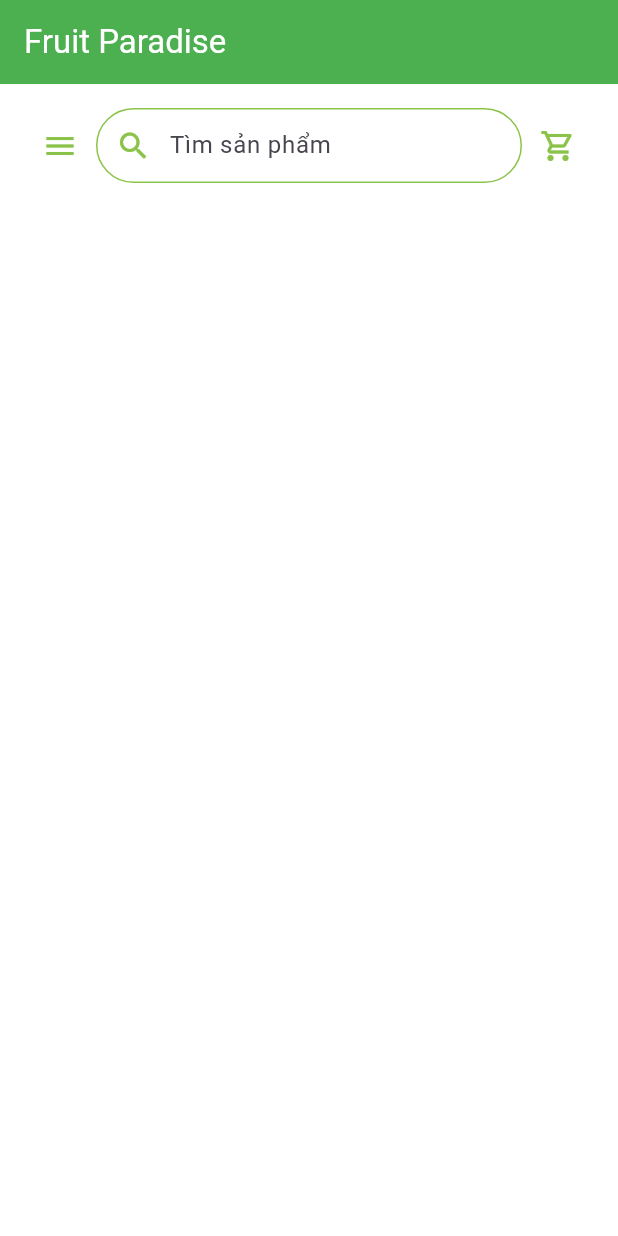
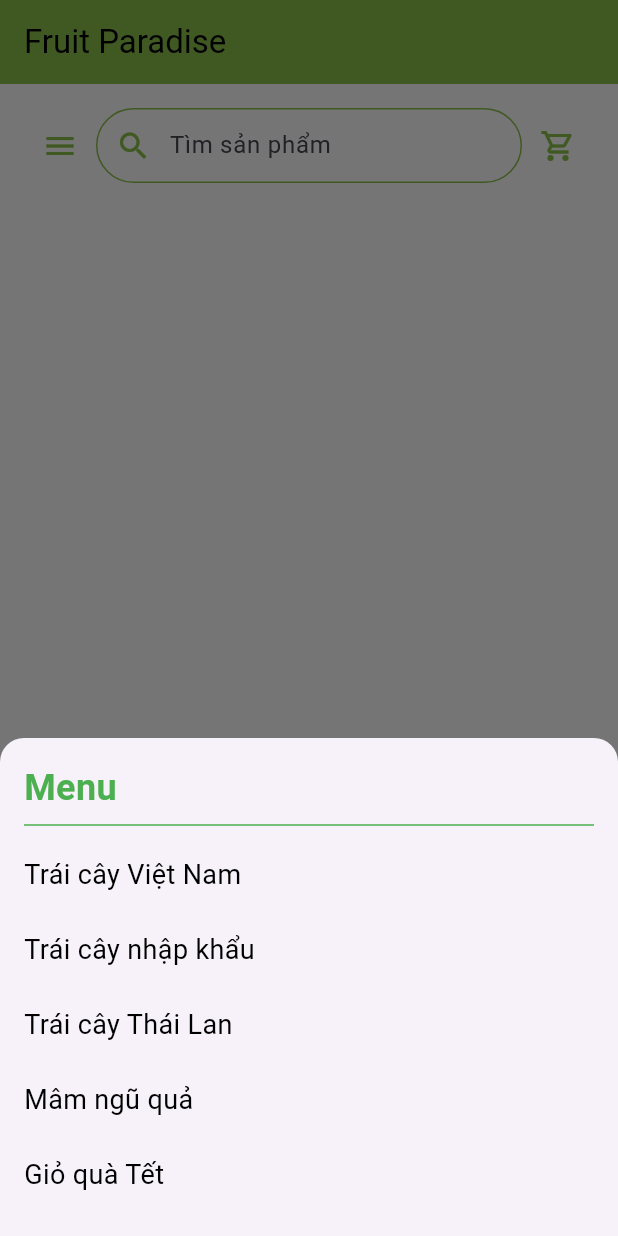
Before and after one commit to ngphna/DAmonhoc, a Flutter app: the Trangchu screen opened directly, after a tap on the "menu" icon, on a phone screen of 412 x 824 dp. Run offline on Flutter 3.47's test engine with Material 3 defaults, Android fonts, the phone set to English and light mode, and no system bars.

Commit message:
chuyen man hinh

```diff
--- a/lib/main.dart
+++ b/lib/main.dart
@@ -12,6 +12,7 @@ class MainApp extends StatelessWidget {
   @override
   Widget build(BuildContext context) {
     return MaterialApp(
+      debugShowCheckedModeBanner:  false,
       initialRoute: '/DangNhap',
       routes: {
         '/DangNhap':(context)=> DangNhap(),
--- /dev/null
+++ b/lib/menu.dart
@@ -0,0 +1,40 @@
+import 'package:flutter/material.dart';
+
+Widget buildMenu() {
+  return Padding(
+    padding: const EdgeInsets.all(16.0),
+    child: Column(
+      mainAxisSize: MainAxisSize.min,
+      crossAxisAlignment: CrossAxisAlignment.start,
+      children: [
+        Text(
+          "Menu",
+          style: TextStyle(fontSize: 24, fontWeight: FontWeight.bold, color: Colors.green),
+        ),
+        Divider(color: Colors.green),
+        buildMenuItem("Trái cây Việt Nam"),
+        buildMenuItem("Trái cây nhập khẩu"),
+        buildMenuItem("Trái cây Thái Lan"),
+        buildMenuItem("Mâm ngũ quả"),
+        buildMenuItem("Giỏ quà Tết"),
+      ],
+    ),
+  );
+}
+
+Widget buildMenuItem(String title) {
+  return InkWell(
+    onTap: () {
+      // Xử lý sự kiện khi chọn item menu
+      print("Bạn chọn $title");
+      //Navigator.pop(context);
+    },
+    child: Padding(
+      padding: const EdgeInsets.symmetric(vertical: 12.0),
+      child: Text(
+        title,
+        style: TextStyle(fontSize: 18, color: Colors.black),
+      ),
+    ),
+  );
+}
--- a/lib/trangchu.dart
+++ b/lib/trangchu.dart
@@ -1,3 +1,5 @@
+import 'package:doan_hk2/Giohang.dart';
+import 'package:doan_hk2/menu.dart';
 import 'package:flutter/material.dart';
 import 'package:flutter/widgets.dart';
 
@@ -24,10 +26,11 @@ class _TrangchuState extends State<Trangchu> {
     },
     child: Text(
       "Fruit Paradise",
-      style: TextStyle(color: Colors.white),
+      style: TextStyle(color: Colors.black),
     ),
   ),
-  backgroundColor: Colors.green,
+  backgroundColor: Colors.lightGreen,
+    elevation: 0,
       ),
        body: Padding(
         padding: const EdgeInsets.all(16.0),
@@ -40,7 +43,14 @@ class _TrangchuState extends State<Trangchu> {
                 IconButton(
                   icon: Icon(Icons.menu, color: Colors.lightGreen),
                   onPressed: () {
-                    // Hành động khi nhấn menu
+                    showModalBottomSheet(
+                      context: context,
+                      isScrollControlled: true,
+                      shape: RoundedRectangleBorder(
+                      borderRadius: BorderRadius.vertical(top: Radius.circular(16)),
+                    ),
+                    builder: (context) => buildMenu(),
+                  );
                   },
                 ),
                 Expanded(
@@ -74,7 +84,11 @@ class _TrangchuState extends State<Trangchu> {
                     IconButton(
                       icon: Icon(Icons.shopping_cart_outlined, color: Colors.lightGreen),
                       onPressed: () {
-                        // Hành động khi nhấn giỏ hàng
+                        Navigator.pushReplacement(context,
+                          MaterialPageRoute(
+                            builder: (context) => Giohang(),
+                          ),
+                        );
                       },
                     ),
                     // Huy hiệu số lượng sản phẩm
```
Also changed, not shown: lib/DangNhap.dart (+9 -1 lines), lib/Giohang.dart (+15 -21 lines).
